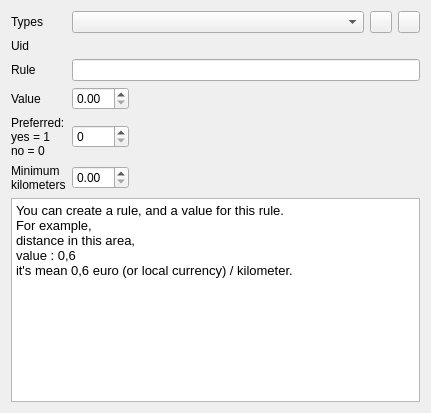
Qt form plugins/accountplugin/preferences/distancerulespage.ui (FreeHealth/freehealth) before a commit.
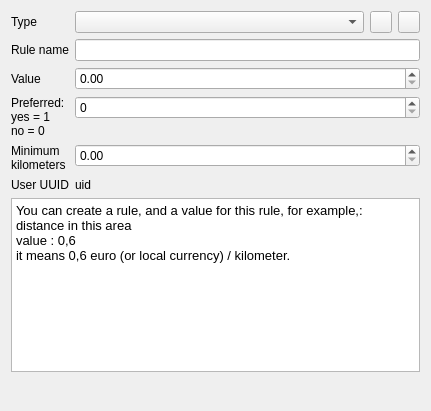
The same form after that commit.

```diff
--- a/plugins/accountplugin/preferences/distancerulespage.ui
+++ b/plugins/accountplugin/preferences/distancerulespage.ui
@@ -7,30 +7,27 @@
     <x>0</x>
     <y>0</y>
     <width>431</width>
-    <height>413</height>
+    <height>411</height>
    </rect>
   </property>
   <property name="windowTitle">
    <string>Form</string>
   </property>
-  <layout class="QGridLayout" name="gridLayout">
+  <layout class="QFormLayout" name="formLayout">
+   <property name="fieldGrowthPolicy">
+    <enum>QFormLayout::AllNonFixedFieldsGrow</enum>
+   </property>
    <item row="0" column="0">
     <widget class="QLabel" name="distanceRulesLabel">
-     <property name="minimumSize">
-      <size>
-       <width>40</width>
-       <height>0</height>
-      </size>
-     </property>
      <property name="text">
-      <string>Types</string>
+      <string>Type</string>
      </property>
      <property name="buddy">
       <cstring>distanceRulesComboBox</cstring>
      </property>
     </widget>
    </item>
-   <item row="0" column="1" colspan="2">
+   <item row="0" column="1">
     <layout class="QHBoxLayout" name="horizontalLayout">
      <item>
       <widget class="QComboBox" name="distanceRulesComboBox">
@@ -82,45 +79,18 @@
      </item>
     </layout>
    </item>
-   <item row="1" column="0">
-    <widget class="QLabel" name="uidLabel">
-     <property name="text">
-      <string>Uid</string>
-     </property>
-    </widget>
-   </item>
-   <item row="1" column="1" colspan="2">
-    <widget class="QLabel" name="distanceRulesUidLabel">
-     <property name="text">
-      <string/>
-     </property>
-    </widget>
-   </item>
    <item row="2" column="0">
     <widget class="QLabel" name="typeLabel">
-     <property name="minimumSize">
-      <size>
-       <width>45</width>
-       <height>0</height>
-      </size>
-     </property>
      <property name="text">
-      <string>Rule</string>
+      <string>Rule name</string>
      </property>
      <property name="buddy">
       <cstring>typeEdit</cstring>
      </property>
     </widget>
    </item>
-   <item row="2" column="1" colspan="2">
-    <widget class="QLineEdit" name="typeEdit">
-     <property name="minimumSize">
-      <size>
-       <width>180</width>
-       <height>0</height>
-      </size>
-     </property>
-    </widget>
+   <item row="2" column="1">
+    <widget class="QLineEdit" name="typeEdit"/>
    </item>
    <item row="3" column="0">
     <widget class="QLabel" name="valueLabel">
@@ -135,19 +105,6 @@
    <item row="3" column="1">
     <widget class="QDoubleSpinBox" name="valueDoubleSpinBox"/>
    </item>
-   <item row="3" column="2">
-    <spacer name="horizontalSpacer">
-     <property name="orientation">
-      <enum>Qt::Horizontal</enum>
-     </property>
-     <property name="sizeHint" stdset="0">
-      <size>
-       <width>40</width>
-       <height>20</height>
-      </size>
-     </property>
-    </spacer>
-   </item>
    <item row="4" column="0">
     <widget class="QLabel" name="preferredLabel">
      <property name="text">
@@ -171,18 +128,47 @@
    <item row="5" column="1">
     <widget class="QDoubleSpinBox" name="minKmDoubleSpinBox"/>
    </item>
-   <item row="6" column="0" colspan="3">
+   <item row="8" column="0" colspan="2">
     <widget class="QTextBrowser" name="textBrowser">
+     <property name="styleSheet">
+      <string notr="true"/>
+     </property>
      <property name="html">
       <string>&lt;!DOCTYPE HTML PUBLIC &quot;-//W3C//DTD HTML 4.0//EN&quot; &quot;http://www.w3.org/TR/REC-html40/strict.dtd&quot;&gt;
 &lt;html&gt;&lt;head&gt;&lt;meta name=&quot;qrichtext&quot; content=&quot;1&quot; /&gt;&lt;style type=&quot;text/css&quot;&gt;
 p, li { white-space: pre-wrap; }
-&lt;/style&gt;&lt;/head&gt;&lt;body style=&quot; font-family:'Lucida Grande'; font-size:13pt; font-weight:400; font-style:normal;&quot;&gt;
-&lt;p style=&quot; margin-top:0px; margin-bottom:0px; margin-left:0px; margin-right:0px; -qt-block-indent:0; text-indent:0px;&quot;&gt;&lt;span style=&quot; font-family:'Sans'; font-size:10pt;&quot;&gt;You can create a rule, and a value for this rule.&lt;/span&gt;&lt;/p&gt;
-&lt;p style=&quot; margin-top:0px; margin-bottom:0px; margin-left:0px; margin-right:0px; -qt-block-indent:0; text-indent:0px;&quot;&gt;&lt;span style=&quot; font-family:'Sans'; font-size:10pt;&quot;&gt;For example, &lt;/span&gt;&lt;/p&gt;
-&lt;p style=&quot; margin-top:0px; margin-bottom:0px; margin-left:0px; margin-right:0px; -qt-block-indent:0; text-indent:0px;&quot;&gt;&lt;span style=&quot; font-family:'Sans'; font-size:10pt;&quot;&gt;distance in this area,&lt;/span&gt;&lt;/p&gt;
+&lt;/style&gt;&lt;/head&gt;&lt;body style=&quot; font-family:'Ubuntu'; font-size:8pt; font-weight:400; font-style:normal;&quot;&gt;
+&lt;p style=&quot; margin-top:0px; margin-bottom:0px; margin-left:0px; margin-right:0px; -qt-block-indent:0; text-indent:0px;&quot;&gt;&lt;span style=&quot; font-family:'Sans'; font-size:10pt;&quot;&gt;You can create a rule, and a value for this rule, for example,:&lt;/span&gt;&lt;/p&gt;
+&lt;p style=&quot; margin-top:0px; margin-bottom:0px; margin-left:0px; margin-right:0px; -qt-block-indent:0; text-indent:0px;&quot;&gt;&lt;span style=&quot; font-family:'Sans'; font-size:10pt;&quot;&gt;distance in this area&lt;/span&gt;&lt;/p&gt;
 &lt;p style=&quot; margin-top:0px; margin-bottom:0px; margin-left:0px; margin-right:0px; -qt-block-indent:0; text-indent:0px;&quot;&gt;&lt;span style=&quot; font-family:'Sans'; font-size:10pt;&quot;&gt;value : 0,6 &lt;/span&gt;&lt;/p&gt;
-&lt;p style=&quot; margin-top:0px; margin-bottom:0px; margin-left:0px; margin-right:0px; -qt-block-indent:0; text-indent:0px;&quot;&gt;&lt;span style=&quot; font-family:'Sans'; font-size:10pt;&quot;&gt;it's mean 0,6 euro (or local currency) / kilometer.&lt;/span&gt;&lt;/p&gt;&lt;/body&gt;&lt;/html&gt;</string>
+&lt;p style=&quot; margin-top:0px; margin-bottom:0px; margin-left:0px; margin-right:0px; -qt-block-indent:0; text-indent:0px;&quot;&gt;&lt;span style=&quot; font-family:'Sans'; font-size:10pt;&quot;&gt;it means 0,6 euro (or local currency) / kilometer.&lt;/span&gt;&lt;/p&gt;&lt;/body&gt;&lt;/html&gt;</string>
+     </property>
+    </widget>
+   </item>
+   <item row="9" column="0" colspan="2">
+    <spacer name="verticalSpacer">
+     <property name="orientation">
+      <enum>Qt::Vertical</enum>
+     </property>
+     <property name="sizeHint" stdset="0">
+      <size>
+       <width>20</width>
+       <height>40</height>
+      </size>
+     </property>
+    </spacer>
+   </item>
+   <item row="7" column="0">
+    <widget class="QLabel" name="uidLabel">
+     <property name="text">
+      <string>User UUID</string>
+     </property>
+    </widget>
+   </item>
+   <item row="7" column="1">
+    <widget class="QLabel" name="distanceRulesUidLabel">
+     <property name="text">
+      <string>uid</string>
      </property>
     </widget>
    </item>
```
Left out of the diff: 10 changed lines with no effect on the pictures.
